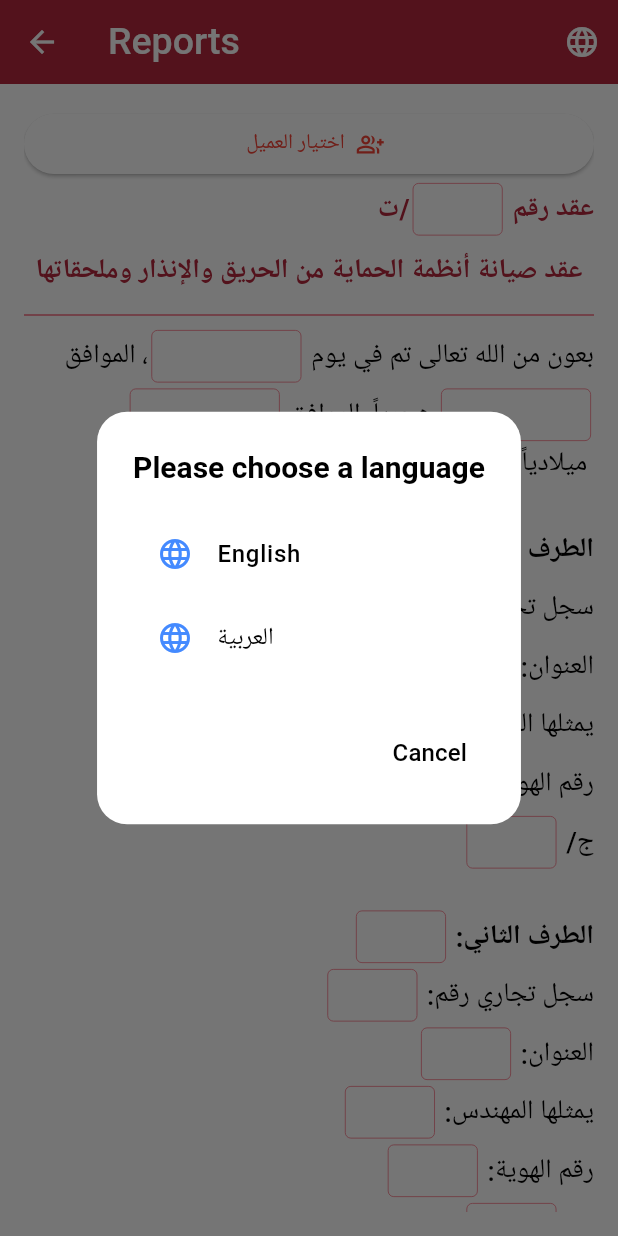
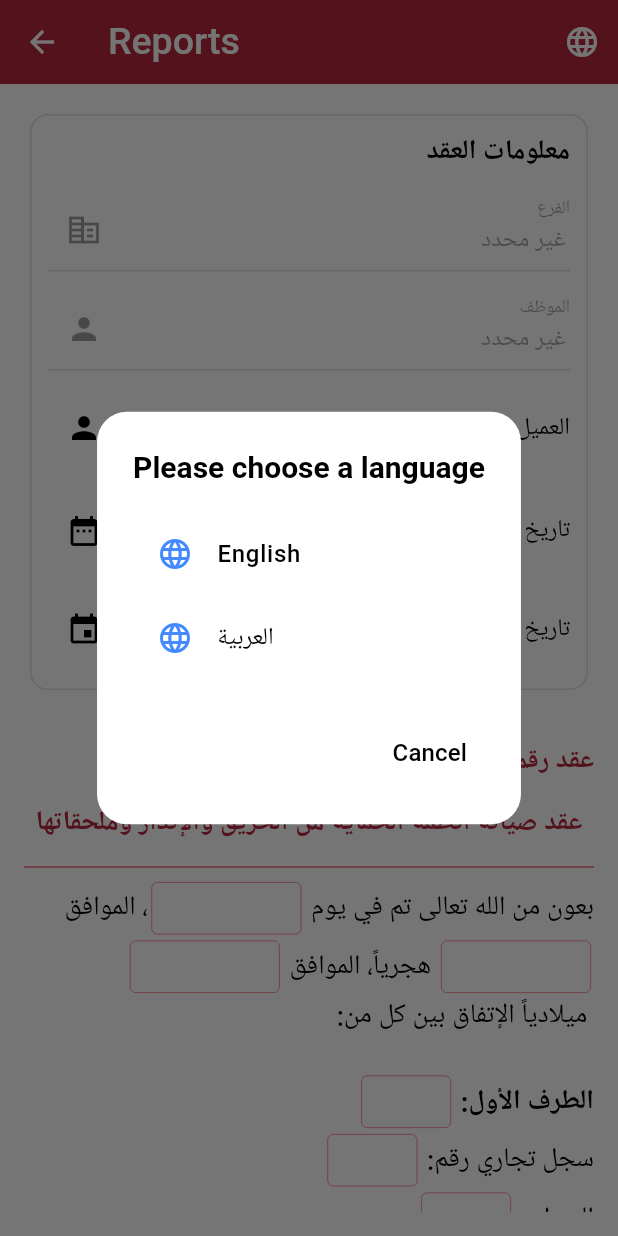
Before and after one commit to smart-fire-system/flutter-app, a Flutter app: the NewContractScreen screen opened directly, after a tap on the "language" icon, on a phone screen of 412 x 824 dp. Run offline on Flutter 3.47's test engine with Material 3 defaults, Android fonts, the phone set to English and light mode, and no system bars; our stand-ins replace card_loading, cloud_firestore, country_code_picker, firebase_auth, firebase_core, firebase_database and 7 more; missing offline and left inert: jhijri_picker; accounts and stored records are empty; Roboto replaces fonts that are missing (Arial, Cairo).

Commit message:
Add contract data element

```diff
--- /dev/null
+++ b/lib/models/contract_data.dart
@@ -0,0 +1,31 @@
+import 'package:fire_alarm_system/models/report.dart';
+
+class ContractData {
+  DateTime? contractStartDate;
+  DateTime? contractEndDate;
+  String? contractId;
+  String? contractCode;
+  String? employeeId;
+  String? clientId;
+  String? branchId;
+  String? paramContractNumber;
+  String? paramContractAgreementDay;
+  String? paramContractAgreementHijriDate;
+  String? paramContractAgreementGregorianDate;
+  String? paramFirstPartyName;
+  String? paramFirstPartyCommNumber;
+  String? paramFirstPartyAddress;
+  String? paramFirstPartyRep;
+  String? paramFirstPartyRepIdNumber;
+  String? paramFirstPartyG;
+  String? paramSecondPartyName;
+  String? paramSecondPartyCommNumber;
+  String? paramSecondPartyAddress;
+  String? paramSecondPartyRep;
+  String? paramSecondPartyRepIdNumber;
+  String? paramSecondPartyG;
+  String? paramContractAddDate;
+  String? paramContractPeriod;
+  String? paramContractAmount;
+  List<ContractComponentsData> components = [];
+}
--- a/lib/models/report.dart
+++ b/lib/models/report.dart
@@ -115,3 +115,9 @@ class ContractComponentCategory {
     this.enName = '',
   });
 }
+
+class ContractComponentsData {
+  ContractComponentCategory category;
+  List<ContractComponentItem> items;
+  ContractComponentsData({required this.category, required this.items});
+}
--- a/lib/screens/reports/bloc/bloc.dart
+++ b/lib/screens/reports/bloc/bloc.dart
@@ -127,7 +127,7 @@ class ReportsBloc extends Bloc<ReportsEvent, ReportsState> {
       ),
       ReportItem(
         text: ReportTextItem(
-          templateValue: 'يمثلها المهندس: {{param_engineer_name}} ',
+          templateValue: 'يمثلها: {{param_engineer_name}} ',
           parameters: {
             'param_engineer_name': StringParameter,
           },
@@ -182,7 +182,7 @@ class ReportsBloc extends Bloc<ReportsEvent, ReportsState> {
       ),
       ReportItem(
         text: ReportTextItem(
-          templateValue: 'يمثلها المهندس: {{param_engineer_name}} ',
+          templateValue: 'يمثلها: {{param_engineer_name}} ',
           parameters: {
             'param_engineer_name': StringParameter,
           },
@@ -407,29 +407,11 @@ class ReportsBloc extends Bloc<ReportsEvent, ReportsState> {
       ),
       ReportItem(
         text: ReportTextItem(
-          templateValue: 'التوقيع: {{param_signature}} ',
-          parameters: {
-            'param_signature': StringParameter,
-          },
-          paddingAfter: 24,
-        ),
-      ),
-      ReportItem(
-        text: ReportTextItem(
           templateValue: 'الطرف الثاني: {{param_name}} ',
           parameters: {
             'param_name': StringParameter,
           },
           paddingAfter: 0,
-        ),
-      ),
-      ReportItem(
-        text: ReportTextItem(
-          templateValue: 'التوقيع: {{param_signature}} ',
-          parameters: {
-            'param_signature': StringParameter,
-          },
-          paddingAfter: 24,
         ),
       ),
     ]);
--- a/lib/screens/reports/view/new_contract_screen.dart
+++ b/lib/screens/reports/view/new_contract_screen.dart
@@ -1,3 +1,4 @@
+import 'package:fire_alarm_system/models/contract_data.dart';
 import 'package:fire_alarm_system/models/user.dart';
 import 'package:fire_alarm_system/utils/styles.dart';
 import 'package:flutter/material.dart';
@@ -30,10 +31,21 @@ class _NewContractScreenState extends State<NewContractScreen> {
   // Store controllers for table cells
   final List<Map<String, Map<String, TextEditingController>>>
       _tableControllers = [];
+  ContractData _contractData = ContractData();
+  // Contract info state
+  DateTime? _contractStartDate;
+  DateTime? _contractEndDate;
+  Employee? _employee;
+  late final TextEditingController _startDateController;
+  late final TextEditingController _endDateController;
+  late final TextEditingController _clientController;
 
   @override
   void initState() {
     super.initState();
+    _startDateController = TextEditingController();
+    _endDateController = TextEditingController();
+    _clientController = TextEditingController();
     WidgetsBinding.instance.addPostFrameCallback((_) {
       context.read<ReportsBloc>().add(ReportsItemsRequested());
     });
@@ -150,6 +162,7 @@ class _NewContractScreenState extends State<NewContractScreen> {
                                 onTap: () {
                                   setState(() {
                                     _selectedClient = c;
+                                    _clientController.text = c.info.name;
                                   });
                                   Navigator.pop(ctx);
                                 },
@@ -170,6 +183,10 @@ class _NewContractScreenState extends State<NewContractScreen> {
                           onPressed: () {
                             setState(() {
                               _selectedClient = tempClient;
+                              if (tempClient != null) {
+                                _clientController.text = tempClient.info.name;
+                                _contractData.clientId = tempClient.info.id;
+                              }
                             });
                             Navigator.pop(ctx);
                           },
@@ -186,6 +203,48 @@ class _NewContractScreenState extends State<NewContractScreen> {
         );
       },
     );
+  }
+
+  String _formatDate(DateTime? date) {
+    if (date == null) return '';
+    final String y = date.year.toString().padLeft(4, '0');
+    final String m = date.month.toString().padLeft(2, '0');
+    final String d = date.day.toString().padLeft(2, '0');
+    return '$y-$m-$d';
+  }
+
+  Future<void> _pickStartDate() async {
+    final DateTime now = DateTime.now();
+    DateTime? picked = await showDatePicker(
+      context: context,
+      initialDate: _contractStartDate ?? now,
+      firstDate: DateTime(1900),
+      lastDate: DateTime(2100),
+    );
+    if (picked != null) {
+      setState(() {
+        _contractStartDate = picked;
+        _startDateController.text = _formatDate(picked);
+        _contractData.contractStartDate = picked;
+      });
+    }
+  }
+
+  Future<void> _pickEndDate() async {
+    final DateTime now = DateTime.now();
+    DateTime? picked = await showDatePicker(
+      context: context,
+      initialDate: _contractEndDate ?? _contractStartDate ?? now,
+      firstDate: DateTime(1900),
+      lastDate: DateTime(2100),
+    );
+    if (picked != null) {
+      setState(() {
+        _contractEndDate = picked;
+        _endDateController.text = _formatDate(picked);
+        _contractData.contractEndDate = picked;
+      });
+    }
   }
 
   void _initParamValues(int idx, ReportTextItem item) {
@@ -560,6 +619,7 @@ class _NewContractScreenState extends State<NewContractScreen> {
       body: BlocBuilder<ReportsBloc, ReportsState>(
         builder: (context, state) {
           if (state is ReportsNewContractInfoLoaded && state.items.isNotEmpty) {
+            _employee = state.employee;
             _clients = state.clients;
             // Display all items
             return Padding(
@@ -570,22 +630,89 @@ class _NewContractScreenState extends State<NewContractScreen> {
                   child: Column(
                     crossAxisAlignment: CrossAxisAlignment.start,
                     children: [
-                      SizedBox(
-                        width: double.infinity,
-                        child: ElevatedButton.icon(
-                          onPressed: _showSelectClientSheet,
-                          icon: const Icon(Icons.group_add_outlined),
-                          label: const Text('اختيار العميل'),
-                        ),
-                      ),
-                      if (_selectedClient != null)
-                        Padding(
-                          padding: const EdgeInsets.only(top: 8.0, bottom: 8.0),
-                          child: Text(
-                            'العميل: ${_selectedClient?.info.name ?? 'غير محدد'}',
-                            style: const TextStyle(fontWeight: FontWeight.w600),
+                      Builder(builder: (ctx) {
+                        return Card(
+                          elevation: 0,
+                          shape: RoundedRectangleBorder(
+                            borderRadius: BorderRadius.circular(12),
+                            side: BorderSide(color: Colors.grey.shade300),
                           ),
-                        ),
+                          child: Padding(
+                            padding: const EdgeInsets.all(12.0),
+                            child: Column(
+                              crossAxisAlignment: CrossAxisAlignment.start,
+                              children: [
+                                const Text(
+                                  'معلومات العقد',
+                                  style: TextStyle(
+                                    fontWeight: FontWeight.w700,
+                                    fontSize: 18,
+                                  ),
+                                ),
+                                const SizedBox(height: 10),
+                                TextFormField(
+                                  enabled: false,
+                                  initialValue: _employee?.branch.name ?? 'غير محدد',
+                                  readOnly: true,
+                                  onTap: _showSelectClientSheet,
+                                  decoration: const InputDecoration(
+                                    labelText: 'الفرع',
+                                    suffixIcon: Icon(Icons.corporate_fare),
+                                  ),
+                                  textDirection: TextDirection.rtl,
+                                ),
+                                const SizedBox(height: 10),
+                                TextFormField(
+                                  enabled: false,
+                                  initialValue: _employee?.info.name ?? 'غير محدد',
+                                  readOnly: true,
+                                  onTap: _showSelectClientSheet,
+                                  decoration: const InputDecoration(
+                                    labelText: 'الموظف',
+                                    suffixIcon: Icon(Icons.person),
+                                  ),
+                                  textDirection: TextDirection.rtl,
+                                ),
+                                const SizedBox(height: 10),
+                                TextFormField(
+                                  controller: _clientController,
+                                  readOnly: true,
+                                  onTap: _showSelectClientSheet,
+                                  decoration: const InputDecoration(
+                                    labelText: 'العميل',
+                                    hintText: 'اختيار العميل',
+                                    suffixIcon: Icon(Icons.person),
+                                  ),
+                                  textDirection: TextDirection.rtl,
+                                ),
+                                const SizedBox(height: 12),
+                                TextFormField(
+                                  controller: _startDateController,
+                                  readOnly: true,
+                                  onTap: _pickStartDate,
+                                  decoration: const InputDecoration(
+                                    labelText: 'تاريخ بداية العقد',
+                                    suffixIcon: Icon(Icons.date_range),
+                                  ),
+                                  textDirection: TextDirection.rtl,
+                                ),
+                                const SizedBox(height: 10),
+                                TextFormField(
+                                  controller: _endDateController,
+                                  readOnly: true,
+                                  onTap: _pickEndDate,
+                                  decoration: const InputDecoration(
+                                    labelText: 'تاريخ نهاية العقد',
+                                    suffixIcon: Icon(Icons.event),
+                                  ),
+                                  textDirection: TextDirection.rtl,
+                                ),
+                              ],
+                            ),
+                          ),
+                        );
+                      }),
+                      const SizedBox(height: 24),
                       ...state.items.asMap().entries.map((entry) {
                         final idx = entry.key;
                         final item = entry.value;
@@ -861,6 +988,9 @@ class _NewContractScreenState extends State<NewContractScreen> {
         typeMap['notes']?.dispose();
       }
     }
+    _startDateController.dispose();
+    _endDateController.dispose();
+    _clientController.dispose();
     super.dispose();
   }
 }
```
